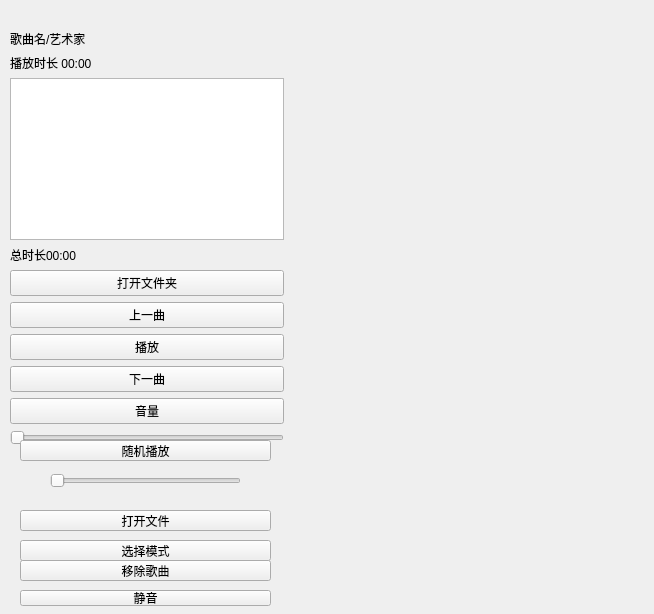
Old version of the form MusicPlayer/MusicPlayer.ui in the repository RexLi-kitt/rex-summercamp-musicplayer.
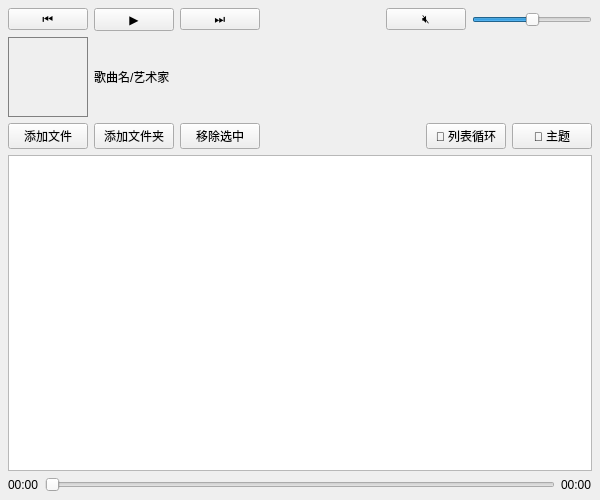
New version of the form.

Patch:
```diff
--- a/MusicPlayer/MusicPlayer.ui
+++ b/MusicPlayer/MusicPlayer.ui
@@ -6,174 +6,104 @@
    <rect>
     <x>0</x>
     <y>0</y>
-    <width>654</width>
-    <height>614</height>
+    <width>600</width>
+    <height>500</height>
    </rect>
   </property>
   <property name="windowTitle">
    <string>MusicPlayer</string>
   </property>
-  <widget class="QWidget" name="widget" native="true">
-   <property name="geometry">
-    <rect>
-     <x>10</x>
-     <y>30</y>
-     <width>274</width>
-     <height>415</height>
-    </rect>
+  <layout class="QVBoxLayout" name="mainLayout">
+   <property name="leftMargin">
+    <number>8</number>
    </property>
-   <property name="minimumSize">
-    <size>
-     <width>32</width>
-     <height>32</height>
-    </size>
+   <property name="topMargin">
+    <number>8</number>
    </property>
-   <layout class="QVBoxLayout" name="verticalLayout">
-    <item>
-     <widget class="QLabel" name="label_3">
-      <property name="text">
-       <string>歌曲名/艺术家</string>
-      </property>
-     </widget>
-    </item>
-    <item>
-     <widget class="QLabel" name="label_2">
-      <property name="text">
-       <string>播放时长 00:00</string>
-      </property>
-     </widget>
-    </item>
+   <property name="rightMargin">
+    <number>8</number>
+   </property>
+   <property name="bottomMargin">
+    <number>8</number>
+   </property>
+   <!-- ========== 第一行：播放控制 ========== -->
     <item>
-     <widget class="QListView" name="listView">
-      <property name="editTriggers">
-       <set>QAbstractItemView::NoEditTriggers</set>
-      </property>
-     </widget>
-    </item>
-    <item>
-     <widget class="QLabel" name="label">
-      <property name="text">
-       <string>总时长00:00</string>
-      </property>
-     </widget>
-    </item>
-    <item>
-     <widget class="QPushButton" name="opendirbttn">
-      <property name="text">
-       <string>打开文件夹</string>
-      </property>
-     </widget>
-    </item>
+    <layout class="QHBoxLayout" name="controlLayout">
     <item>
      <widget class="QPushButton" name="prevbttn">
       <property name="text">
-       <string>上一曲</string>
+        <string>⏮</string>
       </property>
      </widget>
     </item>
     <item>
      <widget class="QPushButton" name="playbttn">
       <property name="text">
-       <string>播放</string>
+        <string>▶</string>
       </property>
      </widget>
     </item>
     <item>
      <widget class="QPushButton" name="nextbttn">
       <property name="text">
-       <string>下一曲</string>
+        <string>⏭</string>
       </property>
      </widget>
     </item>
     <item>
-     <widget class="QPushButton" name="volumebttn">
+      <spacer name="controlSpacer">
+       <property name="orientation">
+        <enum>Qt::Horizontal</enum>
+       </property>
+       <property name="sizeHint" stdset="0">
+        <size>
+         <width>40</width>
+         <height>20</height>
+        </size>
+       </property>
+      </spacer>
+     </item>
+     <item>
+      <widget class="QPushButton" name="mutebttn">
       <property name="text">
-       <string>音量</string>
+        <string>🔇</string>
       </property>
      </widget>
     </item>
     <item>
      <widget class="QSlider" name="horizontalSlider">
+       <property name="minimum">
+        <number>0</number>
+       </property>
+       <property name="maximum">
+        <number>100</number>
+       </property>
+       <property name="value">
+        <number>50</number>
+       </property>
       <property name="orientation">
        <enum>Qt::Horizontal</enum>
       </property>
      </widget>
     </item>
    </layout>
-  </widget>
-  <widget class="QPushButton" name="random_play_bttn">
-   <property name="geometry">
-    <rect>
-     <x>20</x>
-     <y>440</y>
-     <width>251</width>
-     <height>21</height>
-    </rect>
-   </property>
-   <property name="text">
-    <string>随机播放</string>
-   </property>
-  </widget>
-  <widget class="QPushButton" name="openfilebttn">
-   <property name="geometry">
-    <rect>
-     <x>20</x>
-     <y>510</y>
-     <width>251</width>
-     <height>21</height>
-    </rect>
-   </property>
-   <property name="text">
-    <string>打开文件</string>
-   </property>
-  </widget>
-  <widget class="QPushButton" name="loopbttn">
-   <property name="geometry">
-    <rect>
-     <x>20</x>
-     <y>540</y>
-     <width>251</width>
-     <height>21</height>
-    </rect>
-   </property>
-   <property name="text">
-    <string>选择模式</string>
-   </property>
-  </widget>
-  <widget class="QPushButton" name="deletebttn">
-   <property name="geometry">
-    <rect>
-     <x>20</x>
-     <y>560</y>
-     <width>251</width>
-     <height>21</height>
-    </rect>
-   </property>
-   <property name="text">
-    <string>移除歌曲</string>
-   </property>
-  </widget>
-  <widget class="QSlider" name="progressSlider">
-   <property name="geometry">
-    <rect>
-     <x>50</x>
-     <y>470</y>
-     <width>191</width>
-     <height>21</height>
-    </rect>
-   </property>
-   <property name="orientation">
-    <enum>Qt::Horizontal</enum>
-   </property>
-  </widget>
+   </item>
+   <!-- ========== 第二行：歌曲信息 + 封面 ========== -->
+   <item>
+    <layout class="QHBoxLayout" name="infoLayout">
+     <item>
   <widget class="QLabel" name="coverLabel">
-   <property name="geometry">
-    <rect>
-     <x>300</x>
-     <y>30</y>
-     <width>200</width>
-     <height>200</height>
-    </rect>
+       <property name="minimumSize">
+        <size>
+         <width>80</width>
+         <height>80</height>
+        </size>
+       </property>
+       <property name="maximumSize">
+        <size>
+         <width>80</width>
+         <height>80</height>
+        </size>
    </property>
    <property name="text">
     <string/>
@@ -181,20 +111,127 @@
    <property name="alignment">
     <set>Qt::AlignCenter</set>
    </property>
-  </widget>
-  <widget class="QPushButton" name="mutebttn">
-   <property name="geometry">
-    <rect>
-     <x>20</x>
-     <y>590</y>
-     <width>251</width>
-     <height>16</height>
-    </rect>
-   </property>
+       <property name="styleSheet">
+        <string notr="true">border: 1px solid gray;</string>
+       </property>
+      </widget>
+     </item>
+     <item>
+      <widget class="QLabel" name="label_3">
+       <property name="text">
+        <string>歌曲名/艺术家</string>
+       </property>
+      </widget>
+     </item>
+     <item>
+      <spacer name="infoSpacer">
+       <property name="orientation">
+        <enum>Qt::Horizontal</enum>
+       </property>
+       <property name="sizeHint" stdset="0">
+        <size>
+         <width>40</width>
+         <height>20</height>
+        </size>
+       </property>
+      </spacer>
+     </item>
+    </layout>
+   </item>
+   <!-- ========== 第三行：操作按钮 ========== -->
+   <item>
+    <layout class="QHBoxLayout" name="actionLayout">
+     <item>
+      <widget class="QPushButton" name="openfilebttn">
    <property name="text">
-    <string>静音</string>
-   </property>
-  </widget>
+        <string>添加文件</string>
+       </property>
+      </widget>
+     </item>
+     <item>
+      <widget class="QPushButton" name="opendirbttn">
+       <property name="text">
+        <string>添加文件夹</string>
+       </property>
+      </widget>
+     </item>
+     <item>
+      <widget class="QPushButton" name="deletebttn">
+       <property name="text">
+        <string>移除选中</string>
+       </property>
+       <property name="toolTip">
+        <string>提示：按住 Ctrl 点击可多选，按住 Shift 点击可连续选择，或直接框选</string>
+       </property>
+      </widget>
+     </item>
+     <item>
+      <spacer name="actionSpacer">
+       <property name="orientation">
+        <enum>Qt::Horizontal</enum>
+       </property>
+       <property name="sizeHint" stdset="0">
+        <size>
+         <width>40</width>
+         <height>20</height>
+        </size>
+       </property>
+      </spacer>
+     </item>
+     <item>
+      <widget class="QPushButton" name="loopbttn">
+       <property name="text">
+        <string>🔁 列表循环</string>
+       </property>
+      </widget>
+     </item>
+     <item>
+      <widget class="QPushButton" name="themebttn">
+       <property name="text">
+        <string>🎨 主题</string>
+       </property>
+      </widget>
+     </item>
+    </layout>
+   </item>
+   <!-- ========== 第四行：播放列表 ========== -->
+   <item>
+    <widget class="QListView" name="listView">
+     <property name="editTriggers">
+      <set>QAbstractItemView::NoEditTriggers</set>
+     </property>
+     <property name="selectionMode">
+      <enum>QAbstractItemView::ExtendedSelection</enum>
+     </property>
+    </widget>
+   </item>
+   <!-- ========== 第五行：进度条 ========== -->
+   <item>
+    <layout class="QHBoxLayout" name="progressLayout">
+     <item>
+      <widget class="QLabel" name="label_2">
+       <property name="text">
+        <string>00:00</string>
+       </property>
+      </widget>
+     </item>
+     <item>
+      <widget class="QSlider" name="progressSlider">
+       <property name="orientation">
+        <enum>Qt::Horizontal</enum>
+       </property>
+      </widget>
+     </item>
+     <item>
+      <widget class="QLabel" name="label">
+       <property name="text">
+        <string>00:00</string>
+       </property>
+      </widget>
+     </item>
+    </layout>
+   </item>
+  </layout>
  </widget>
  <resources/>
  <connections/>
```
Lines whose indentation alone changed are shown as unchanged.
